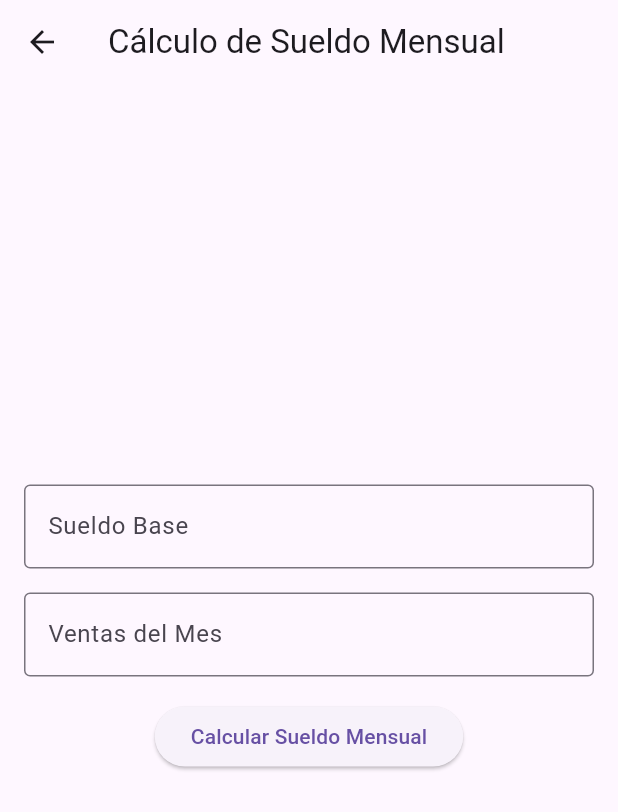
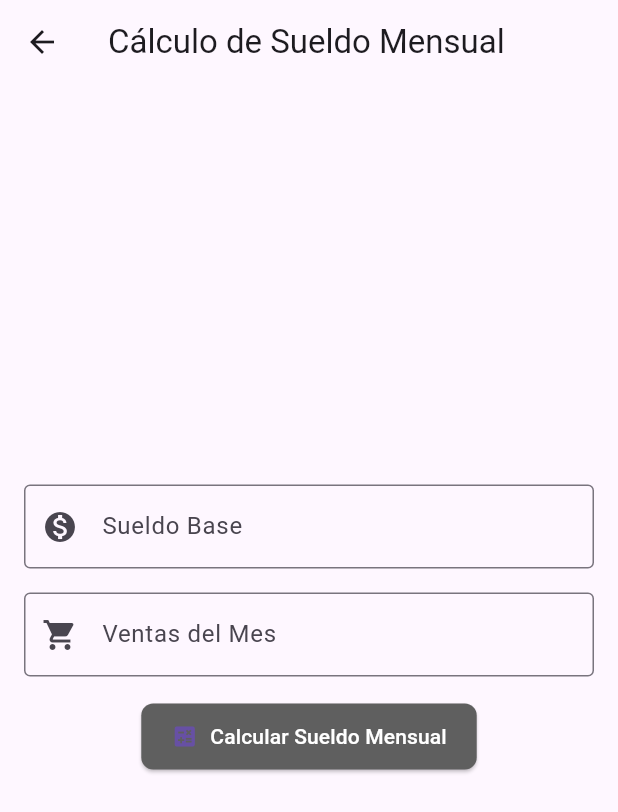
Before and after one commit to leodlc/g1-apps-moviles, a Flutter app: the FifthScreen screen opened directly, on a phone screen of 412 x 824 dp. Shown: the top 812 px of the screen. Run offline on Flutter 3.47's test engine with Material 3 defaults, Android fonts, the phone set to English and light mode, and no system bars.

Commit message:
Estilo ejercicio 5

```diff
--- a/deber1g1/lib/screens/algoritmo5.dart
+++ b/deber1g1/lib/screens/algoritmo5.dart
@@ -44,7 +44,7 @@ class _FifthScreenState extends State<FifthScreen> {
     super.dispose();
   }
 
-  @override
+ @override
   Widget build(BuildContext context) {
     return Scaffold(
       appBar: AppBar(
@@ -60,6 +60,7 @@ class _FifthScreenState extends State<FifthScreen> {
               keyboardType: TextInputType.number,
               decoration: InputDecoration(
                 labelText: 'Sueldo Base',
+                prefixIcon: Icon(Icons.monetization_on),
                 border: OutlineInputBorder(),
               ),
             ),
@@ -69,13 +70,23 @@ class _FifthScreenState extends State<FifthScreen> {
               keyboardType: TextInputType.number,
               decoration: InputDecoration(
                 labelText: 'Ventas del Mes',
+                prefixIcon: Icon(Icons.shopping_cart),
                 border: OutlineInputBorder(),
               ),
             ),
             SizedBox(height: 16.0),
-            ElevatedButton(
+            ElevatedButton.icon(
               onPressed: _calcularSueldo,
-              child: Text('Calcular Sueldo Mensual'),
+              icon: Icon(Icons.calculate),
+              label: Text('Calcular Sueldo Mensual',
+                  style: TextStyle(color: Colors.white)),
+              style: ElevatedButton.styleFrom(
+                backgroundColor: const Color.fromARGB(255, 95, 95, 95),
+                shape: RoundedRectangleBorder(
+                  borderRadius: BorderRadius.circular(8.0),
+                ),
+                padding: EdgeInsets.symmetric(vertical: 12.0, horizontal: 20.0),
+              ),
             ),
             SizedBox(height: 16.0),
             Text(
```
